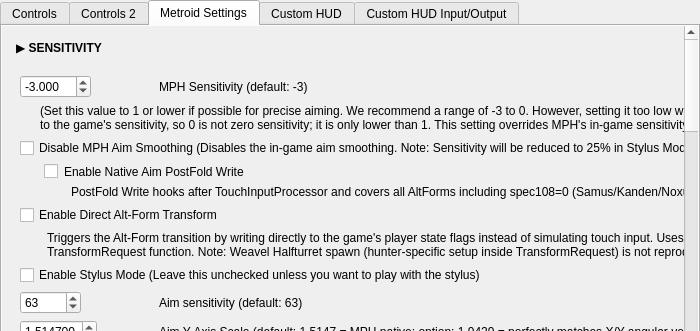
Old version of the form src/frontend/qt_sdl/InputConfig/MelonPrimeInputConfig.ui in the repository ag-advania/melonPrimeDS; both pictures show x 0 to 700 and y 0 to 331 of the 700 by 500 pixel window.
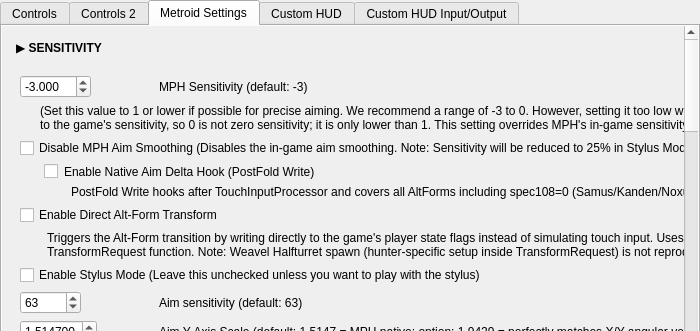
New version of the form. The open tabs and pages were chosen to show the change.

What changed in the file:
```diff
--- a/src/frontend/qt_sdl/InputConfig/MelonPrimeInputConfig.ui
+++ b/src/frontend/qt_sdl/InputConfig/MelonPrimeInputConfig.ui
@@ -116,7 +116,7 @@
 										</item>
 										<item row="3" column="0" colspan="2">
 											<widget class="QCheckBox" name="cbMetroidEnableNativeAimPostFoldWrite">
-												<property name="text"><string>Enable Native Aim PostFold Write</string></property>
+												<property name="text"><string>Enable Native Aim Delta Hook (PostFold Write)</string></property>
 												<property name="styleSheet"><string>QCheckBox { margin-left: 24px; }</string></property>
 											</widget>
 										</item>
```
Left out of the diff: 2 changed lines with no effect on the pictures.
